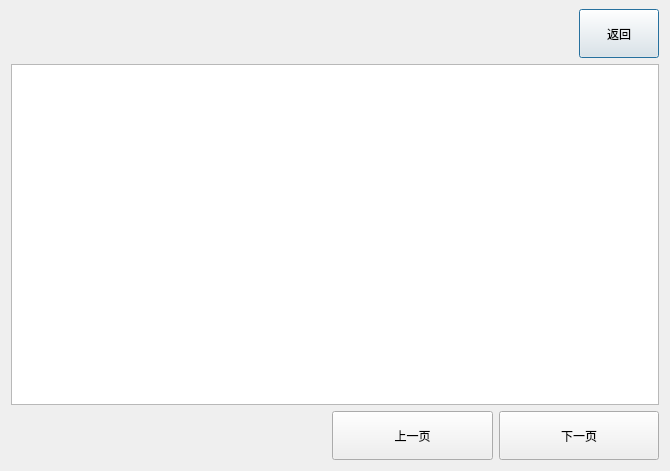
The window that historyimage.ui (ypg666/Wire_Rotate) describes before a commit, drawn with Qt 5.
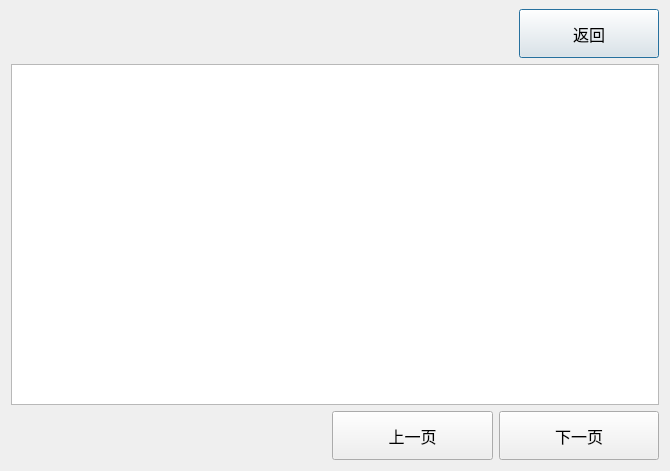
The same window after the commit.

Diff of the .ui file:
```diff
--- a/historyimage.ui
+++ b/historyimage.ui
@@ -40,6 +40,18 @@
          <verstretch>0</verstretch>
         </sizepolicy>
        </property>
+       <property name="minimumSize">
+        <size>
+         <width>140</width>
+         <height>0</height>
+        </size>
+       </property>
+       <property name="font">
+        <font>
+         <family>微软雅黑</family>
+         <pointsize>12</pointsize>
+        </font>
+       </property>
        <property name="text">
         <string>返回</string>
        </property>
@@ -73,6 +85,12 @@
          <verstretch>0</verstretch>
         </sizepolicy>
        </property>
+       <property name="font">
+        <font>
+         <family>微软雅黑</family>
+         <pointsize>12</pointsize>
+        </font>
+       </property>
        <property name="text">
         <string>上一页</string>
        </property>
@@ -86,6 +104,12 @@
          <verstretch>0</verstretch>
         </sizepolicy>
        </property>
+       <property name="font">
+        <font>
+         <family>微软雅黑</family>
+         <pointsize>12</pointsize>
+        </font>
+       </property>
        <property name="text">
         <string>下一页</string>
        </property>
```
